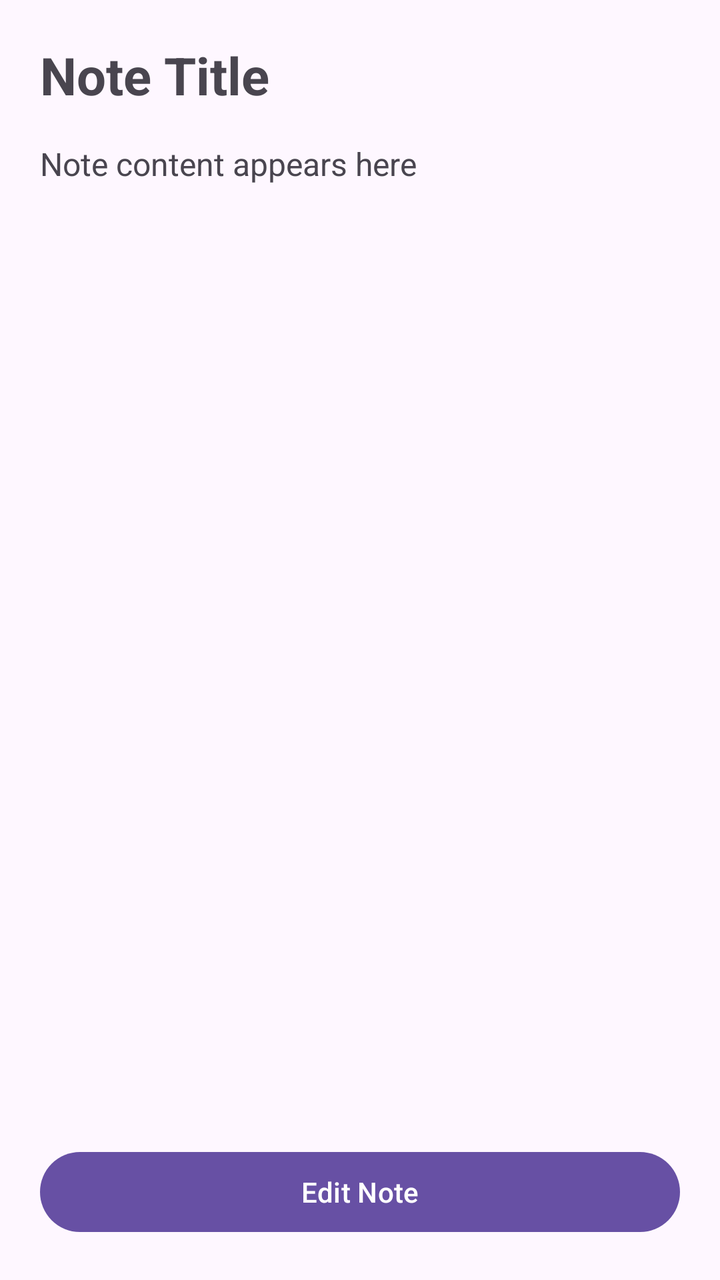
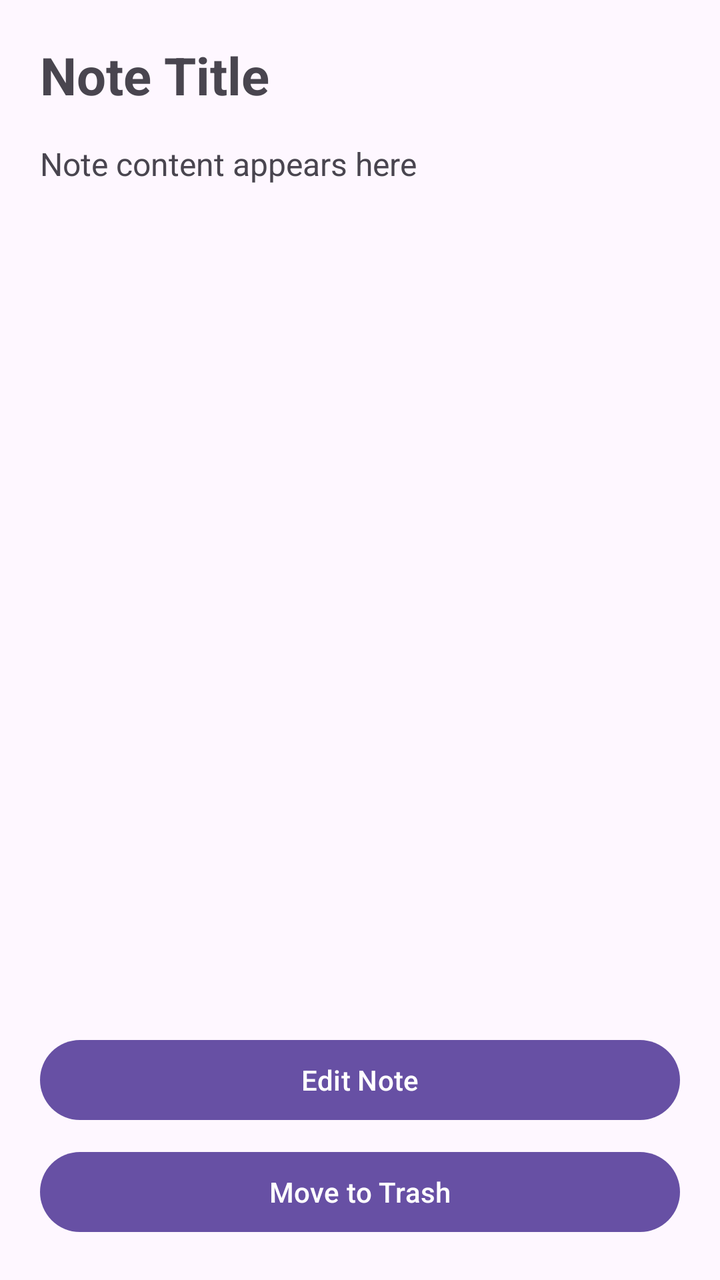

Two renders of the same Android screen: before a commit and after it. Below are the layout's source before the change and the commit's diff.
<!-- AndroidManifest.xml: application theme Theme.MiniProjectNoteBook -->
<!-- res/layout/fragment_note_detail.xml -->
<?xml version="1.0" encoding="utf-8"?>
<LinearLayout
    xmlns:android="http://schemas.android.com/apk/res/android"
    android:layout_width="match_parent"
    android:layout_height="match_parent"
    android:orientation="vertical"
    android:padding="20dp">

    <TextView
        android:id="@+id/tvDetailTitle"
        android:layout_width="match_parent"
        android:layout_height="wrap_content"
        android:text="Note Title"
        android:textSize="26sp"
        android:textStyle="bold"
        android:layout_marginBottom="16dp" />

    <TextView
        android:id="@+id/tvDetailContent"
        android:layout_width="match_parent"
        android:layout_height="0dp"
        android:layout_weight="1"
        android:text="Note content appears here"
        android:textSize="16sp"
        android:gravity="top" />

    <Button
        android:id="@+id/btnEditNote"
        android:layout_width="match_parent"
        android:layout_height="wrap_content"
        android:text="Edit Note" />

</LinearLayout>
<!-- resources referenced by this layout -->
<resources>
  <style name="Theme.MiniProjectNoteBook" parent="Base.Theme.MiniProjectNoteBook" />
  <style name="Base.Theme.MiniProjectNoteBook" parent="Theme.Material3.DayNight.NoActionBar">
          
          
      </style>
</resources>

<!-- the commit's change to res/layout/fragment_note_detail.xml (unified diff, before → after) -->
@@ -29,5 +29,11 @@
         android:layout_width="match_parent"
         android:layout_height="wrap_content"
         android:text="Edit Note" />
+    <Button
+        android:id="@+id/btnDeleteNote"
+        android:layout_width="match_parent"
+        android:layout_height="wrap_content"
+        android:layout_marginTop="8dp"
+        android:text="Move to Trash" />
 
 </LinearLayout>
